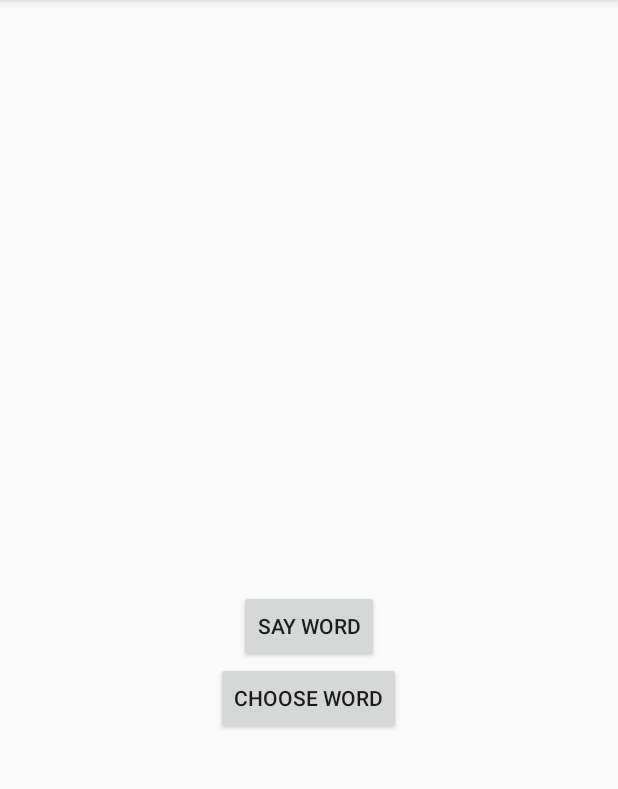
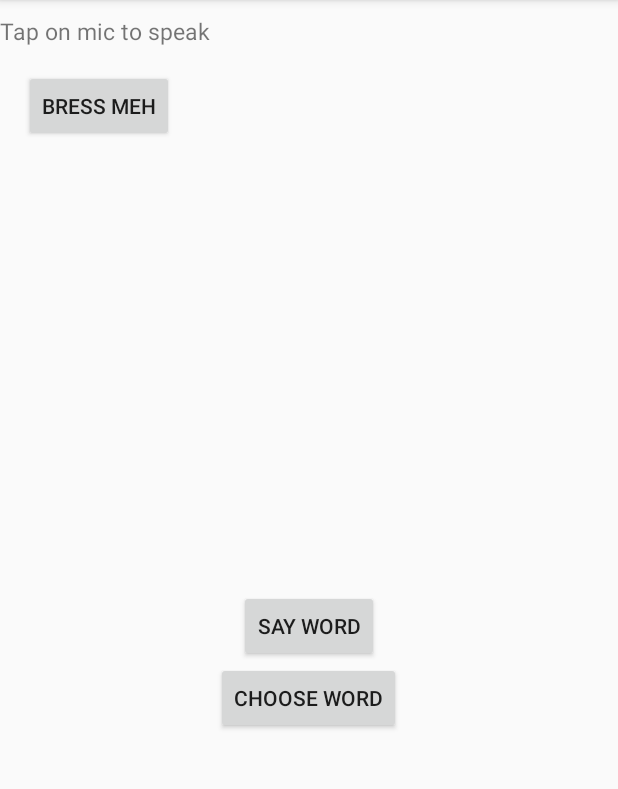
Before and after one commit to JPitkala/koulu-Android, an Android app: the theme1 screen opened directly, with no data from a screen before it, on a phone screen of 412 x 824 dp, the part 84-873 px from its top. Run offline under Robolectric (Android 15) with nearby library versions, the light colour scheme and no system bars.

Commit message:
string vertailu

```diff
--- a/Dictio/app/src/main/res/layout/activity_theme.xml
+++ b/Dictio/app/src/main/res/layout/activity_theme.xml
@@ -1,7 +1,8 @@
 <?xml version="1.0" encoding="utf-8"?>
 <RelativeLayout xmlns:android="http://schemas.android.com/apk/res/android"
     android:orientation="vertical" android:layout_width="match_parent"
-    android:layout_height="match_parent">
+    android:layout_height="match_parent"
+    android:id="@+id/layout1">
 
     <TextView
         android:id="@+id/textToSpeak"
@@ -27,4 +28,33 @@
         android:layout_centerHorizontal="true"
         android:layout_below="@id/say"
         android:text="Choose word" />
+
+    <TextView
+        android:id="@+id/txtSpeechInput"
+        android:layout_width="wrap_content"
+        android:layout_height="wrap_content"
+        android:layout_alignParentTop="true"
+        android:layout_centerHorizontal="true"
+        android:layout_marginTop="100dp"
+        android:textSize="26dp"
+        android:textStyle="normal" />
+
+    <TextView
+        android:layout_width="wrap_content"
+        android:layout_height="wrap_content"
+        android:layout_marginTop="10dp"
+        android:text="@string/tap_on_mic"
+        android:textSize="15dp"
+        android:textStyle="normal"
+        android:id="@+id/textView2" />
+
+    <Button
+        android:id="@+id/btnSpeak"
+        android:layout_width="wrap_content"
+        android:layout_height="wrap_content"
+        android:layout_below="@+id/textView2"
+        android:layout_marginStart="16dp"
+        android:layout_marginTop="15dp"
+        android:text="Bress meh" />
+
     </RelativeLayout>
```
Also changed, not shown: Dictio/app/src/main/java/com/example/a1500889/dictio/theme1.java (+74 -14 lines), Dictio/app/src/main/java/com/example/a1500889/dictio/theme3.java (+2 -18 lines).
